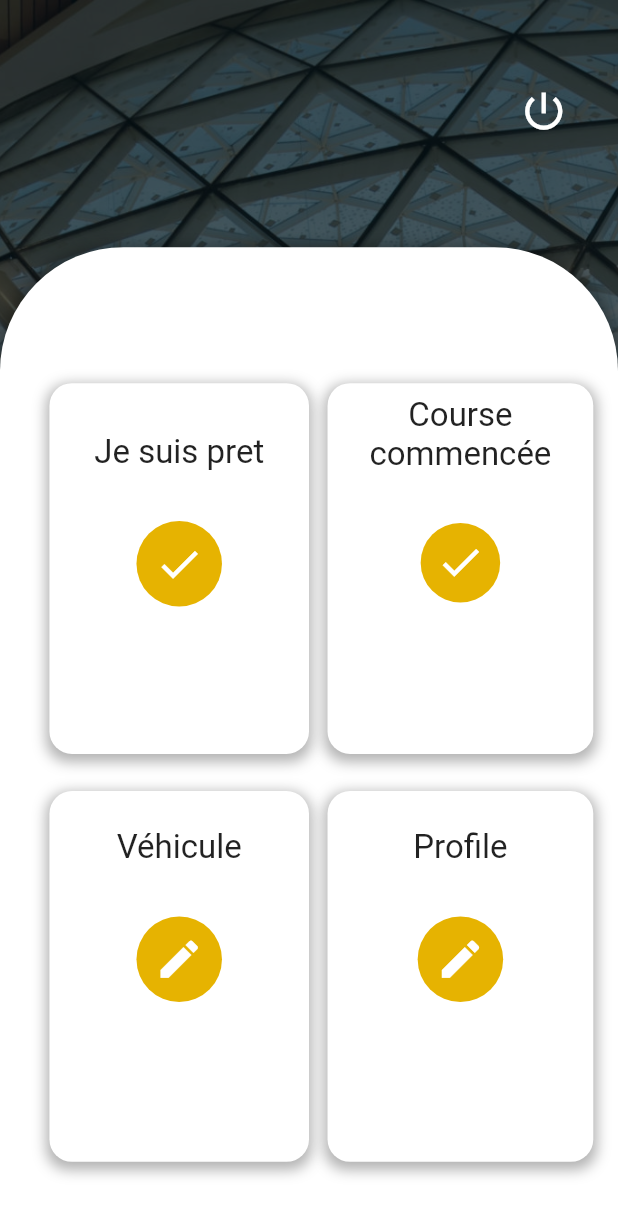
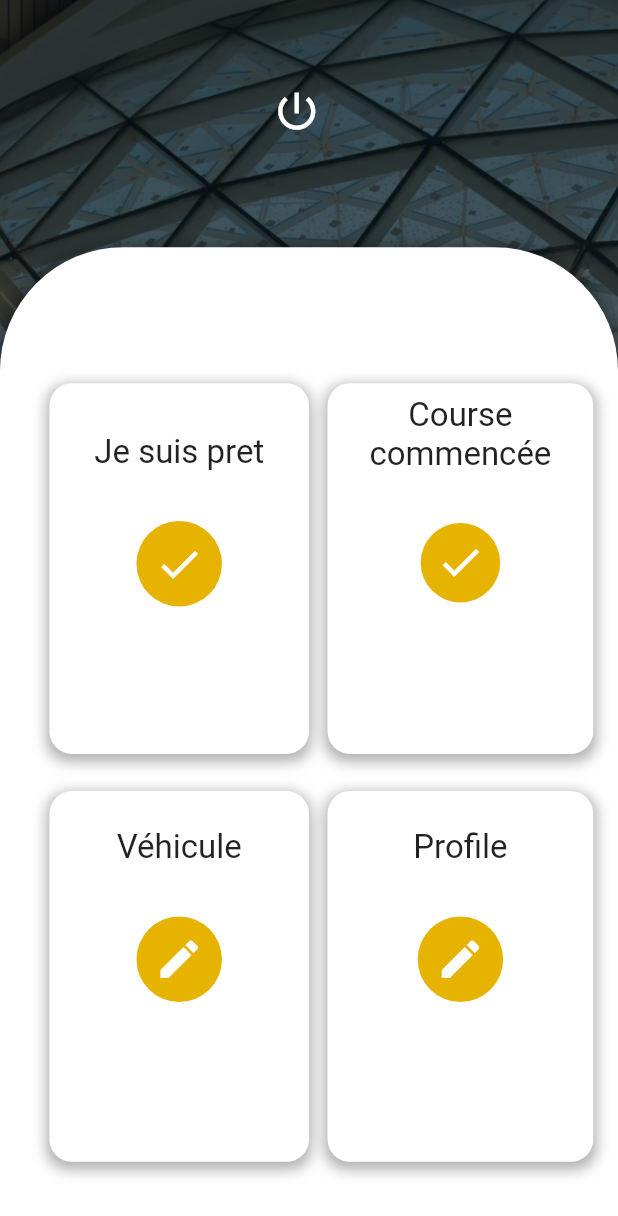
Before and after one commit to fatimahafid/ChauffeurApp, a Flutter app: the Menu screen opened directly, on a phone screen of 412 x 824 dp. Shown: the top 1216 px of the screen. Run offline on Flutter 3.47's test engine with Material 2 defaults, Android fonts, the phone set to English and light mode, and no system bars; our stand-ins replace convert, flutter_local_notifications, image_picker, location, page_transition, rflutter_alert and 2 more; missing offline and left inert: flutter_session, mysql1, password; accounts and stored records are empty.

Commit message:
final v 1.2.1

```diff
--- a/lib/screens/Menu.dart
+++ b/lib/screens/Menu.dart
@@ -280,7 +280,7 @@ else
 
           ),
           Container(
-            padding: EdgeInsets.only(left: SizeConfig.safeBlockVertical * 40, top: SizeConfig.safeBlockVertical *7, right: SizeConfig.safeBlockHorizontal *4),
+            padding: EdgeInsets.only(left: SizeConfig.safeBlockVertical * 20, top: SizeConfig.safeBlockVertical *7, right: SizeConfig.safeBlockHorizontal *4),
             child: Row(
               crossAxisAlignment: CrossAxisAlignment.start,
               mainAxisAlignment: MainAxisAlignment.spaceBetween,
--- a/lib/screens/modifierVehicule.dart
+++ b/lib/screens/modifierVehicule.dart
@@ -45,8 +45,8 @@ class _ModifierVehiculeState extends State<ModifierVehicule> {
   static int userMarque_id;
   static int userType_id;
   String ctitle = "testphoto";
-  static var marque;
-  static var categ;
+  static var marque='';
+  static var categ='';
   @override
   void dispose() {
     // Clean up the controller when the widget is removed from the widget tree.
```
Also changed, not shown: 1 other file.
